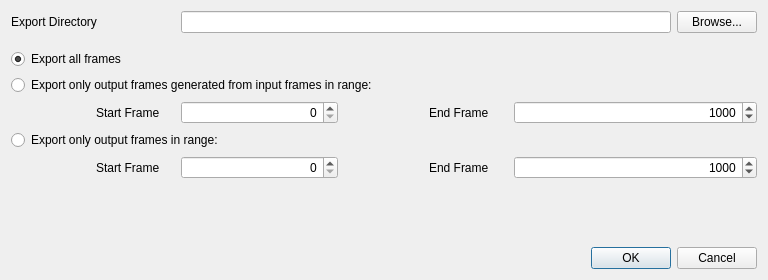
Above: Nuclex.FrameFixer.Native/UserInterface/ExportDialog.ui from nuclex-video-tools/Nuclex.FrameFixer.Native before the change. Below: the same form after it.
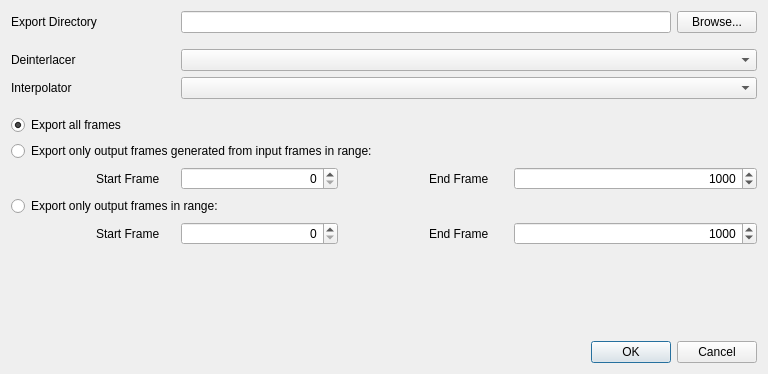
That is the form after the change.

What changed in the file:
```diff
--- a/Nuclex.FrameFixer.Native/UserInterface/ExportDialog.ui
+++ b/Nuclex.FrameFixer.Native/UserInterface/ExportDialog.ui
@@ -10,7 +10,7 @@
     <x>0</x>
     <y>0</y>
     <width>768</width>
-    <height>280</height>
+    <height>374</height>
    </rect>
   </property>
   <property name="windowTitle">
@@ -20,125 +20,14 @@
    <bool>true</bool>
   </property>
   <layout class="QGridLayout" name="gridLayout">
-   <item row="8" column="0" colspan="9">
-    <widget class="QDialogButtonBox" name="buttonBox">
-     <property name="orientation">
-      <enum>Qt::Horizontal</enum>
-     </property>
-     <property name="standardButtons">
-      <set>QDialogButtonBox::Cancel|QDialogButtonBox::Ok</set>
-     </property>
-    </widget>
-   </item>
-   <item row="3" column="0" colspan="9">
+   <item row="6" column="0" colspan="9">
     <widget class="QRadioButton" name="exportInputRangeChoice">
      <property name="text">
       <string>Export only output frames generated from input frames in range:</string>
      </property>
     </widget>
    </item>
-   <item row="6" column="6" colspan="3">
-    <widget class="QSpinBox" name="outputEndFrameNumber">
-     <property name="sizePolicy">
-      <sizepolicy hsizetype="Preferred" vsizetype="Fixed">
-       <horstretch>0</horstretch>
-       <verstretch>0</verstretch>
-      </sizepolicy>
-     </property>
-     <property name="minimumSize">
-      <size>
-       <width>120</width>
-       <height>0</height>
-      </size>
-     </property>
-     <property name="alignment">
-      <set>Qt::AlignRight|Qt::AlignTrailing|Qt::AlignVCenter</set>
-     </property>
-     <property name="minimum">
-      <number>1</number>
-     </property>
-     <property name="maximum">
-      <number>999999</number>
-     </property>
-     <property name="singleStep">
-      <number>10000</number>
-     </property>
-     <property name="value">
-      <number>1000</number>
-     </property>
-    </widget>
-   </item>
-   <item row="6" column="2" colspan="2">
-    <widget class="QSpinBox" name="outputStartFrameNumber">
-     <property name="sizePolicy">
-      <sizepolicy hsizetype="Preferred" vsizetype="Fixed">
-       <horstretch>0</horstretch>
-       <verstretch>0</verstretch>
-      </sizepolicy>
-     </property>
-     <property name="minimumSize">
-      <size>
-       <width>120</width>
-       <height>0</height>
-      </size>
-     </property>
-     <property name="toolTip">
-      <string>Length, in frames, of the file being encoded. Allows for additional statistics.</string>
-     </property>
-     <property name="layoutDirection">
-      <enum>Qt::LeftToRight</enum>
-     </property>
-     <property name="alignment">
-      <set>Qt::AlignRight|Qt::AlignTrailing|Qt::AlignVCenter</set>
-     </property>
-     <property name="minimum">
-      <number>0</number>
-     </property>
-     <property name="maximum">
-      <number>999999</number>
-     </property>
-     <property name="singleStep">
-      <number>10000</number>
-     </property>
-     <property name="value">
-      <number>0</number>
-     </property>
-    </widget>
-   </item>
-   <item row="6" column="5">
-    <widget class="QLabel" name="outputEndFrameLabel">
-     <property name="sizePolicy">
-      <sizepolicy hsizetype="Minimum" vsizetype="Preferred">
-       <horstretch>0</horstretch>
-       <verstretch>0</verstretch>
-      </sizepolicy>
-     </property>
-     <property name="text">
-      <string>End Frame</string>
-     </property>
-    </widget>
-   </item>
-   <item row="5" column="0" colspan="9">
-    <widget class="QRadioButton" name="exportOutputRangeChoice">
-     <property name="text">
-      <string>Export only output frames in range:</string>
-     </property>
-    </widget>
-   </item>
-   <item row="6" column="1">
-    <widget class="QLabel" name="outputStartFrameLabel">
-     <property name="sizePolicy">
-      <sizepolicy hsizetype="Minimum" vsizetype="Preferred">
-       <horstretch>0</horstretch>
-       <verstretch>0</verstretch>
-      </sizepolicy>
-     </property>
-     <property name="text">
-      <string>Start Frame</string>
-     </property>
-    </widget>
-   </item>
-   <item row="1" column="0" colspan="9">
+   <item row="4" column="0" colspan="9">
     <spacer name="verticalSpacer_2">
      <property name="orientation">
       <enum>Qt::Vertical</enum>
@@ -154,22 +43,6 @@
      </property>
     </spacer>
    </item>
-   <item row="6" column="4">
-    <spacer name="horizontalSpacer">
-     <property name="orientation">
-      <enum>Qt::Horizontal</enum>
-     </property>
-     <property name="sizeType">
-      <enum>QSizePolicy::Fixed</enum>
-     </property>
-     <property name="sizeHint" stdset="0">
-      <size>
-       <width>40</width>
-       <height>20</height>
-      </size>
-     </property>
-    </spacer>
-   </item>
    <item row="0" column="2" colspan="6">
     <widget class="QLineEdit" name="exportDirectoryText">
      <property name="toolTip">
@@ -177,6 +50,138 @@
      </property>
     </widget>
    </item>
+   <item row="7" column="1">
+    <widget class="QLabel" name="inputStartFrameLabel">
+     <property name="text">
+      <string>Start Frame</string>
+     </property>
+    </widget>
+   </item>
+   <item row="2" column="0" colspan="2">
+    <widget class="QLabel" name="deinterlacerLabel">
+     <property name="text">
+      <string>Deinterlacer</string>
+     </property>
+    </widget>
+   </item>
+   <item row="11" column="0" colspan="9">
+    <widget class="QDialogButtonBox" name="buttonBox">
+     <property name="orientation">
+      <enum>Qt::Horizontal</enum>
+     </property>
+     <property name="standardButtons">
+      <set>QDialogButtonBox::Cancel|QDialogButtonBox::Ok</set>
+     </property>
+    </widget>
+   </item>
+   <item row="9" column="6" colspan="3">
+    <widget class="QSpinBox" name="outputEndFrameNumber">
+     <property name="sizePolicy">
+      <sizepolicy hsizetype="Preferred" vsizetype="Fixed">
+       <horstretch>0</horstretch>
+       <verstretch>0</verstretch>
+      </sizepolicy>
+     </property>
+     <property name="minimumSize">
+      <size>
+       <width>120</width>
+       <height>0</height>
+      </size>
+     </property>
+     <property name="alignment">
+      <set>Qt::AlignRight|Qt::AlignTrailing|Qt::AlignVCenter</set>
+     </property>
+     <property name="minimum">
+      <number>1</number>
+     </property>
+     <property name="maximum">
+      <number>999999</number>
+     </property>
+     <property name="singleStep">
+      <number>10000</number>
+     </property>
+     <property name="value">
+      <number>1000</number>
+     </property>
+    </widget>
+   </item>
+   <item row="7" column="6" colspan="3">
+    <widget class="QSpinBox" name="inputEndFrameNumber">
+     <property name="alignment">
+      <set>Qt::AlignRight|Qt::AlignTrailing|Qt::AlignVCenter</set>
+     </property>
+     <property name="minimum">
+      <number>1</number>
+     </property>
+     <property name="maximum">
+      <number>999999</number>
+     </property>
+     <property name="singleStep">
+      <number>10000</number>
+     </property>
+     <property name="value">
+      <number>1000</number>
+     </property>
+    </widget>
+   </item>
+   <item row="7" column="2" colspan="2">
+    <widget class="QSpinBox" name="inputStartFrameNumber">
+     <property name="alignment">
+      <set>Qt::AlignRight|Qt::AlignTrailing|Qt::AlignVCenter</set>
+     </property>
+     <property name="maximum">
+      <number>999999</number>
+     </property>
+     <property name="singleStep">
+      <number>10000</number>
+     </property>
+    </widget>
+   </item>
+   <item row="2" column="2" colspan="7">
+    <widget class="QComboBox" name="deinterlacerCombo"/>
+   </item>
+   <item row="9" column="4">
+    <spacer name="horizontalSpacer">
+     <property name="orientation">
+      <enum>Qt::Horizontal</enum>
+     </property>
+     <property name="sizeType">
+      <enum>QSizePolicy::Fixed</enum>
+     </property>
+     <property name="sizeHint" stdset="0">
+      <size>
+       <width>40</width>
+       <height>20</height>
+      </size>
+     </property>
+    </spacer>
+   </item>
+   <item row="9" column="5">
+    <widget class="QLabel" name="outputEndFrameLabel">
+     <property name="sizePolicy">
+      <sizepolicy hsizetype="Minimum" vsizetype="Preferred">
+       <horstretch>0</horstretch>
+       <verstretch>0</verstretch>
+      </sizepolicy>
+     </property>
+     <property name="text">
+      <string>End Frame</string>
+     </property>
+    </widget>
+   </item>
+   <item row="9" column="1">
+    <widget class="QLabel" name="outputStartFrameLabel">
+     <property name="sizePolicy">
+      <sizepolicy hsizetype="Minimum" vsizetype="Preferred">
+       <horstretch>0</horstretch>
+       <verstretch>0</verstretch>
+      </sizepolicy>
+     </property>
+     <property name="text">
+      <string>Start Frame</string>
+     </property>
+    </widget>
+   </item>
    <item row="0" column="8">
     <widget class="QPushButton" name="browseExportDirectoryButton">
      <property name="text">
@@ -184,6 +189,54 @@
      </property>
     </widget>
    </item>
+   <item row="7" column="4">
+    <spacer name="horizontalSpacer_3">
+     <property name="orientation">
+      <enum>Qt::Horizontal</enum>
+     </property>
+     <property name="sizeType">
+      <enum>QSizePolicy::Fixed</enum>
+     </property>
+     <property name="sizeHint" stdset="0">
+      <size>
+       <width>40</width>
+       <height>20</height>
+      </size>
+     </property>
+    </spacer>
+   </item>
+   <item row="1" column="0" colspan="9">
+    <spacer name="verticalSpacer">
+     <property name="orientation">
+      <enum>Qt::Vertical</enum>
+     </property>
+     <property name="sizeType">
+      <enum>QSizePolicy::Fixed</enum>
+     </property>
+     <property name="sizeHint" stdset="0">
+      <size>
+       <width>10</width>
+       <height>10</height>
+      </size>
+     </property>
+    </spacer>
+   </item>
+   <item row="9" column="0">
+    <spacer name="horizontalSpacer_2">
+     <property name="orientation">
+      <enum>Qt::Horizontal</enum>
+     </property>
+     <property name="sizeType">
+      <enum>QSizePolicy::Fixed</enum>
+     </property>
+     <property name="sizeHint" stdset="0">
+      <size>
+       <width>18</width>
+       <height>18</height>
+      </size>
+     </property>
+    </spacer>
+   </item>
    <item row="0" column="0" colspan="2">
     <widget class="QLabel" name="exportDirectoryLabel">
      <property name="sizePolicy">
@@ -197,7 +250,44 @@
      </property>
     </widget>
    </item>
-   <item row="7" column="0" colspan="9">
+   <item row="9" column="2" colspan="2">
+    <widget class="QSpinBox" name="outputStartFrameNumber">
+     <property name="sizePolicy">
+      <sizepolicy hsizetype="Preferred" vsizetype="Fixed">
+       <horstretch>0</horstretch>
+       <verstretch>0</verstretch>
+      </sizepolicy>
+     </property>
+     <property name="minimumSize">
+      <size>
+       <width>120</width>
+       <height>0</height>
+      </size>
+     </property>
+     <property name="toolTip">
+      <string>Length, in frames, of the file being encoded. Allows for additional statistics.</string>
+     </property>
+     <property name="layoutDirection">
+      <enum>Qt::LeftToRight</enum>
+     </property>
+     <property name="alignment">
+      <set>Qt::AlignRight|Qt::AlignTrailing|Qt::AlignVCenter</set>
+     </property>
+     <property name="minimum">
+      <number>0</number>
+     </property>
+     <property name="maximum">
+      <number>999999</number>
+     </property>
+     <property name="singleStep">
+      <number>10000</number>
+     </property>
+     <property name="value">
+      <number>0</number>
+     </property>
+    </widget>
+   </item>
+   <item row="10" column="0" colspan="9">
     <spacer name="verticalSpacer_3">
      <property name="orientation">
       <enum>Qt::Vertical</enum>
@@ -210,7 +300,21 @@
      </property>
     </spacer>
    </item>
-   <item row="2" column="0" colspan="9">
+   <item row="8" column="0" colspan="9">
+    <widget class="QRadioButton" name="exportOutputRangeChoice">
+     <property name="text">
+      <string>Export only output frames in range:</string>
+     </property>
+    </widget>
+   </item>
+   <item row="7" column="5">
+    <widget class="QLabel" name="inputEndFrameLabel">
+     <property name="text">
+      <string>End Frame</string>
+     </property>
+    </widget>
+   </item>
+   <item row="5" column="0" colspan="9">
     <widget class="QRadioButton" name="exportAllChoice">
      <property name="text">
       <string>Export all frames</string>
@@ -220,83 +324,15 @@
      </property>
     </widget>
    </item>
-   <item row="4" column="1">
-    <widget class="QLabel" name="inputStartFrameLabel">
+   <item row="3" column="0">
+    <widget class="QLabel" name="interpolatorLabel">
      <property name="text">
-      <string>Start Frame</string>
+      <string>Interpolator</string>
      </property>
     </widget>
    </item>
-   <item row="4" column="2" colspan="2">
-    <widget class="QSpinBox" name="inputStartFrameNumber">
-     <property name="alignment">
-      <set>Qt::AlignRight|Qt::AlignTrailing|Qt::AlignVCenter</set>
-     </property>
-     <property name="maximum">
-      <number>999999</number>
-     </property>
-     <property name="singleStep">
-      <number>10000</number>
-     </property>
-    </widget>
-   </item>
-   <item row="4" column="4">
-    <spacer name="horizontalSpacer_3">
-     <property name="orientation">
-      <enum>Qt::Horizontal</enum>
-     </property>
-     <property name="sizeType">
-      <enum>QSizePolicy::Fixed</enum>
-     </property>
-     <property name="sizeHint" stdset="0">
-      <size>
-       <width>40</width>
-       <height>20</height>
-      </size>
-     </property>
-    </spacer>
-   </item>
-   <item row="4" column="5">
-    <widget class="QLabel" name="inputEndFrameLabel">
-     <property name="text">
-      <string>End Frame</string>
-     </property>
-    </widget>
-   </item>
-   <item row="4" column="6" colspan="3">
-    <widget class="QSpinBox" name="inputEndFrameNumber">
-     <property name="alignment">
-      <set>Qt::AlignRight|Qt::AlignTrailing|Qt::AlignVCenter</set>
-     </property>
-     <property name="minimum">
-      <number>1</number>
-     </property>
-     <property name="maximum">
-      <number>999999</number>
-     </property>
-     <property name="singleStep">
-      <number>10000</number>
-     </property>
-     <property name="value">
-      <number>1000</number>
-     </property>
-    </widget>
-   </item>
-   <item row="6" column="0">
-    <spacer name="horizontalSpacer_2">
-     <property name="orientation">
-      <enum>Qt::Horizontal</enum>
-     </property>
-     <property name="sizeType">
-      <enum>QSizePolicy::Fixed</enum>
-     </property>
-     <property name="sizeHint" stdset="0">
-      <size>
-       <width>20</width>
-       <height>20</height>
-      </size>
-     </property>
-    </spacer>
+   <item row="3" column="2" colspan="7">
+    <widget class="QComboBox" name="interpolatorCombo"/>
    </item>
   </layout>
  </widget>
```
